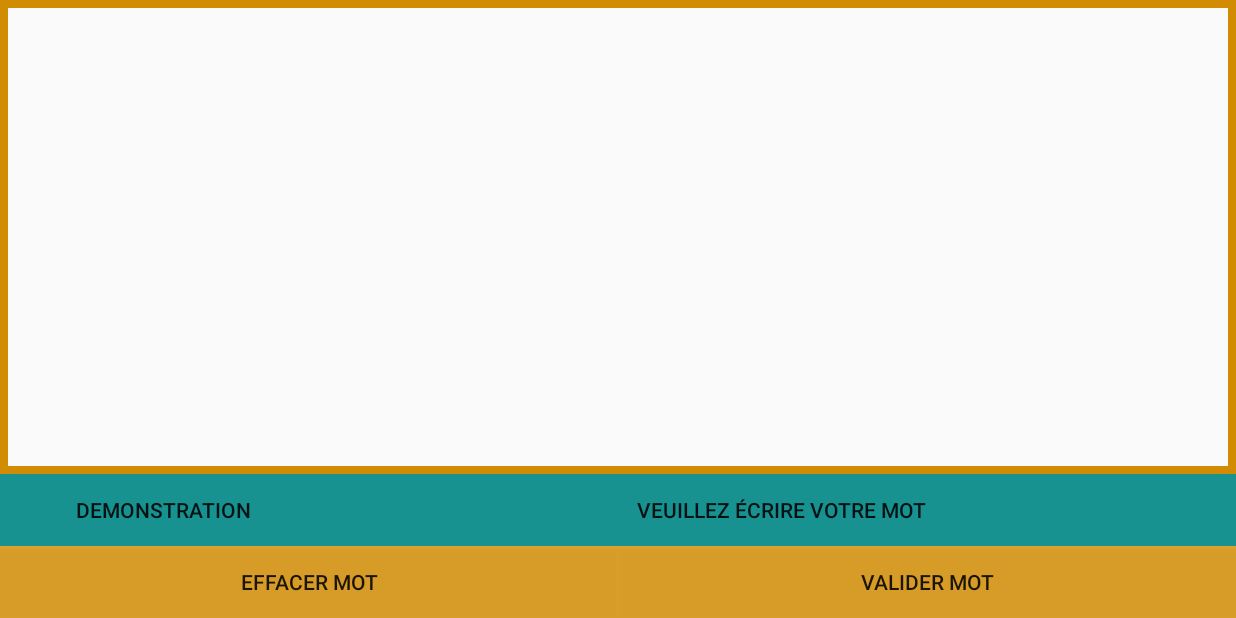
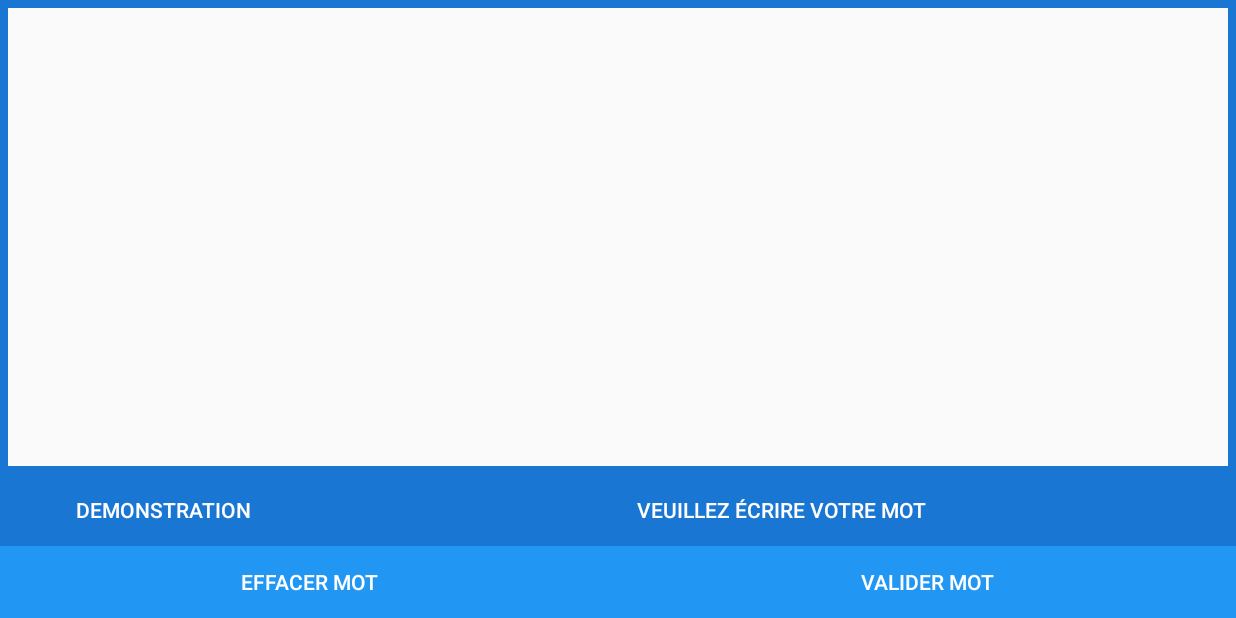
Before and after one commit to rvacheron/tensorflowAndroid, an Android app: the screen it shows after launch (MainActivity), on a phone screen of 824 x 412 dp (held sideways). Run offline under Robolectric (Android 15) with nearby library versions, the phone set to English and light mode, and no system bars; our stand-ins replace Volley.

Commit message:
Changement des couleurs

```diff
--- a/app/build.gradle
+++ b/app/build.gradle
@@ -26,5 +26,6 @@ dependencies {
     })
     compile 'com.android.support:appcompat-v7:26.+'
     compile 'com.android.volley:volley:1.0.0'
+    compile 'org.tensorflow:tensorflow-android:+'
     testCompile 'junit:junit:4.12'
 }
--- a/app/src/main/java/com/example/etudiant/interfacesaisie/MainActivity.java
+++ b/app/src/main/java/com/example/etudiant/interfacesaisie/MainActivity.java
@@ -8,7 +8,6 @@ import android.os.Bundle;
 import android.support.annotation.Nullable;
 import android.support.v4.app.ActivityCompat;
 import android.util.Base64;
-import android.util.Log;
 import android.view.Gravity;
 import android.view.View;
 import android.widget.Button;
--- a/app/src/main/res/layout/layoutmain.xml
+++ b/app/src/main/res/layout/layoutmain.xml
@@ -40,6 +40,7 @@
 			android:layout_width="wrap_content"
 			android:layout_height="match_parent"
 			android:layout_weight="0.2"
+			android:textColor="@android:color/white"
 			android:text="Demonstration"
 			android:textOff="@string/textOff"
 			android:textOn="@string/textOn" />
@@ -50,6 +51,7 @@
 			android:layout_width="wrap_content"
 			android:layout_height="wrap_content"
 			android:layout_weight="1"
+			android:textColor="@android:color/white"
 			android:text="@string/texteDesciption" />
 
 		<Button
@@ -60,6 +62,7 @@
 			android:layout_marginLeft="2dp"
 			android:layout_marginRight="1dp"
 			android:layout_weight="1"
+			android:textColor="@android:color/white"
 			android:background="@drawable/button_choice"
 			android:text="@string/choice_1"
 			android:textAlignment="center"
@@ -73,6 +76,7 @@
 			android:layout_marginLeft="1dp"
 			android:layout_marginRight="1dp"
 			android:layout_weight="1"
+			android:textColor="@android:color/white"
 			android:background="@drawable/button_choice"
 			android:text="@string/choice_2"
 			android:textStyle="bold" />
@@ -85,6 +89,7 @@
 			android:layout_marginLeft="1dp"
 			android:layout_marginRight="2dp"
 			android:layout_weight="1"
+			android:textColor="@android:color/white"
 			android:background="@drawable/button_choice"
 			android:text="@string/choice_3"
 			android:textAlignment="center"
@@ -102,6 +107,7 @@
 				android:layout_width="match_parent"
 				android:layout_height="wrap_content"
 				android:layout_weight="1"
+				android:textColor="@android:color/white"
 				android:background="@drawable/button_main"
 				android:text="@string/reset_button" />
 
@@ -111,6 +117,7 @@
 				android:layout_width="match_parent"
 				android:layout_height="match_parent"
 				android:layout_weight="1"
+				android:textColor="@android:color/white"
 				android:background="@drawable/button_main"
 				android:text="@string/save_button" />
 
@@ -120,6 +127,7 @@
 				android:layout_width="match_parent"
 				android:layout_height="match_parent"
 				android:layout_weight="1"
+				android:textColor="@android:color/white"
 				android:background="@drawable/button_main"
 				android:text="@string/cancel_button" />
 		</LinearLayout>
--- a/app/src/main/res/values/colors.xml
+++ b/app/src/main/res/values/colors.xml
@@ -1,13 +1,13 @@
 <?xml version="1.0" encoding="utf-8"?>
 <resources>
-    <color name="colorPrimary">#e19601</color>
-    <color name="colorPrimaryDark">#ce8a03</color>
-    <color name="colorAccent">#103FAB</color>
-    <color name="colorEdit">#ffCACA</color>
-    <color name="colorButtonBottom">#cfd99102</color>
-    <color name="colorButtonBottomPressed">#cf916102</color>
-    <color name="colorChoix">#189191</color>
-    <color name="colorChoixPressed">#0a7676</color>
-    <color name="colorChoixBorder">#9ad4782c</color>
-    <color name="pad_border">#d18c03</color>
+    <color name="colorPrimary">#2196F3</color>
+    <color name="colorPrimaryDark">#1976D2</color>
+    <color name="colorAccent">#00BCD4</color>
+    <color name="colorEdit">#BDBDBD</color>
+    <color name="colorButtonBottom">#2196F3</color>
+    <color name="colorButtonBottomPressed">#AA2196F3</color>
+    <color name="colorChoix">#1976D2</color>
+    <color name="colorChoixPressed">#BBDEFB</color>
+    <color name="colorChoixBorder">#2196F3</color>
+    <color name="pad_border">#1976D2</color>
 </resources>
```
Also changed, not shown: 1 other file.
